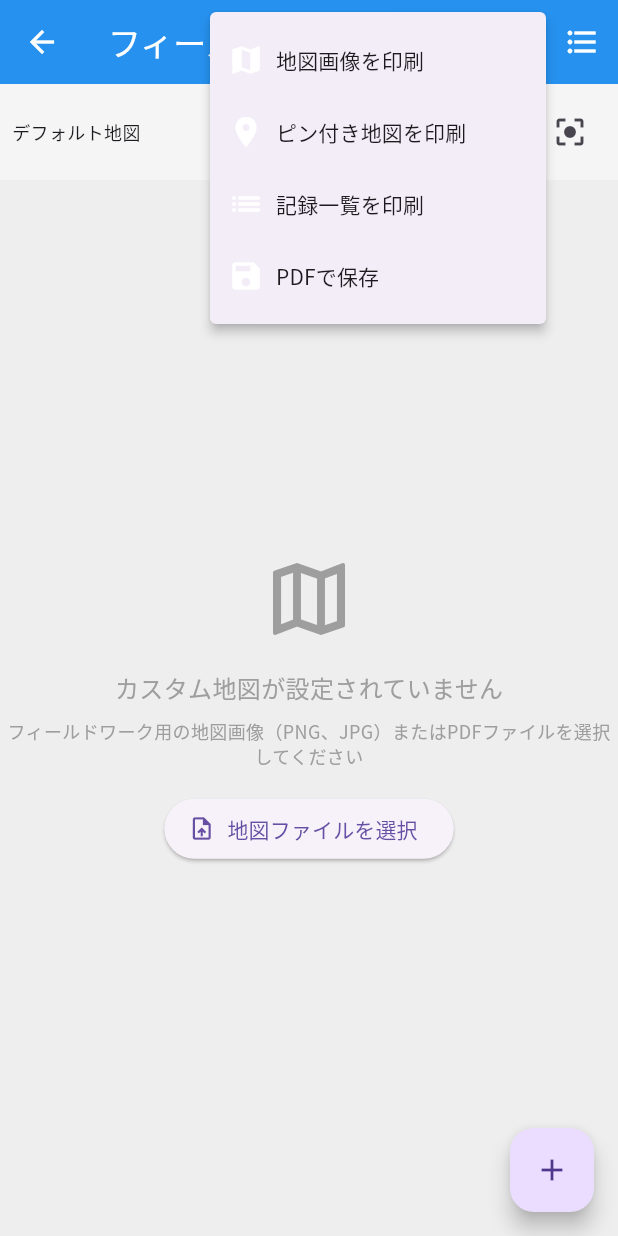
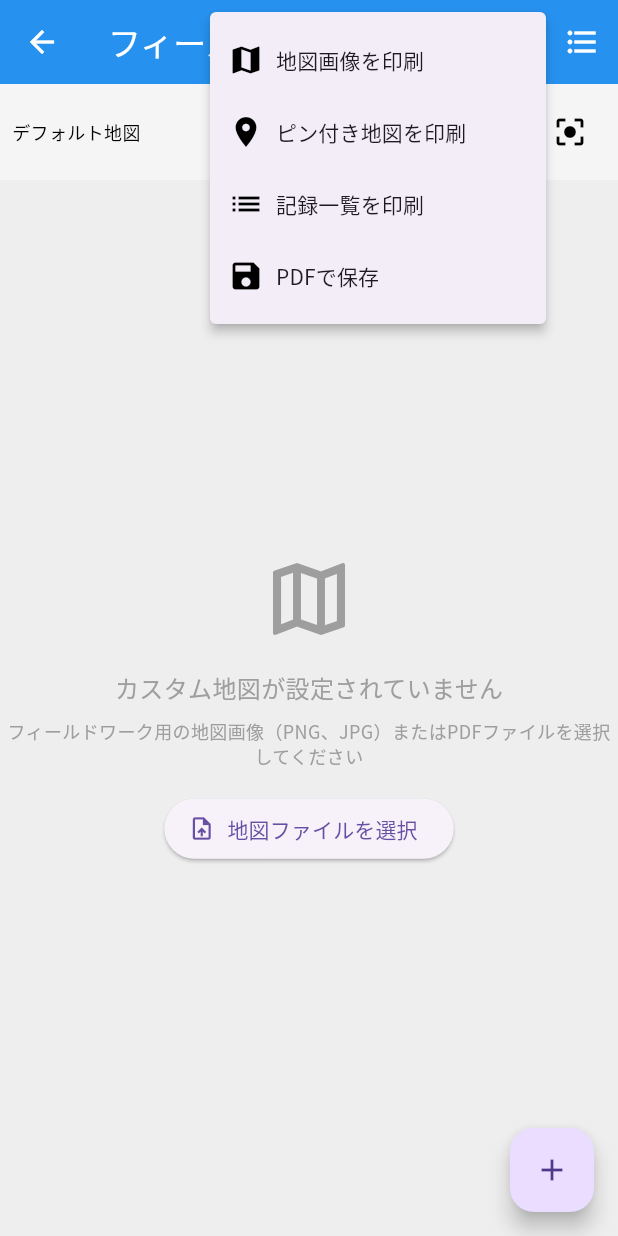
Before and after one commit to akiii2024/location_memo, a Flutter app: the MapScreen screen opened directly, after a tap on the "print" icon, on a phone screen of 412 x 824 dp. Run offline on Flutter 3.47's test engine with Material 3 defaults, Android fonts, the phone set to English and light mode, and no system bars; our stand-ins replace file_picker, google_fonts, google_generative_ai, hive, hive_flutter, image_picker and 7 more; missing offline and left inert: dart:html, dart:js_interop, flutter_sound; accounts and stored records are empty.

Commit message:
地図画面のポップアップメニューアイテムのアイコン色をテーマに応じて変更し、スプラッシュ画面のサブタイトルをバージョン番号から開発者名に更新。カスタムマップウィジェットの色設定をダークモードに対応させ、アイコンの色もテーマに基づいて調整。

```diff
--- a/lib/screens/map_screen.dart
+++ b/lib/screens/map_screen.dart
@@ -176,43 +176,63 @@ class _MapScreenState extends State<MapScreen> {
               }
             },
             itemBuilder: (context) => [
-              const PopupMenuItem(
+              PopupMenuItem(
                 value: 'print_map',
                 child: Row(
                   children: [
-                    Icon(Icons.map),
-                    SizedBox(width: 8),
-                    Text('地図画像を印刷'),
+                    Icon(
+                      Icons.map,
+                      color: Theme.of(context).brightness == Brightness.dark
+                          ? Colors.white
+                          : Colors.black,
+                    ),
+                    const SizedBox(width: 8),
+                    const Text('地図画像を印刷'),
                   ],
                 ),
               ),
-              const PopupMenuItem(
+              PopupMenuItem(
                 value: 'print_map_with_pins',
                 child: Row(
                   children: [
-                    Icon(Icons.location_on),
-                    SizedBox(width: 8),
-                    Text('ピン付き地図を印刷'),
+                    Icon(
+                      Icons.location_on,
+                      color: Theme.of(context).brightness == Brightness.dark
+                          ? Colors.white
+                          : Colors.black,
+                    ),
+                    const SizedBox(width: 8),
+                    const Text('ピン付き地図を印刷'),
                   ],
                 ),
               ),
-              const PopupMenuItem(
+              PopupMenuItem(
                 value: 'print_list',
                 child: Row(
                   children: [
-                    Icon(Icons.list),
-                    SizedBox(width: 8),
-                    Text('記録一覧を印刷'),
+                    Icon(
+                      Icons.list,
+                      color: Theme.of(context).brightness == Brightness.dark
+                          ? Colors.white
+                          : Colors.black,
+                    ),
+                    const SizedBox(width: 8),
+                    const Text('記録一覧を印刷'),
                   ],
                 ),
               ),
-              const PopupMenuItem(
+              PopupMenuItem(
                 value: 'save_pdf',
                 child: Row(
                   children: [
-                    Icon(Icons.save),
-                    SizedBox(width: 8),
-                    Text('PDFで保存'),
+                    Icon(
+                      Icons.save,
+                      color: Theme.of(context).brightness == Brightness.dark
+                          ? Colors.white
+                          : Colors.black,
+                    ),
+                    const SizedBox(width: 8),
+                    const Text('PDFで保存'),
                   ],
                 ),
               ),
--- a/lib/screens/splash_screen.dart
+++ b/lib/screens/splash_screen.dart
@@ -100,25 +100,26 @@ class _SplashScreenState extends State<SplashScreen>
                 ),
               ),
               const SizedBox(height: 10),
+              // バージョン番号
+              Text(
+                AppInfo.version,
+                style: TextStyle(
+                  fontSize: 16,
+                  color: Theme.of(context).textTheme.bodyMedium?.color,
+                ),
+              ),
+              const SizedBox(height: 10),
               // サブタイトル
               Text(
-                '自然をデータに',
+                'Developed by Akihisa Iwata',
                 style: TextStyle(
-                  fontSize: 16,
+                  fontSize: 12,
                   color: Theme.of(context)
                       .textTheme
                       .bodyMedium
                       ?.color
                       ?.withOpacity(0.7),
                   fontFamily: 'NotoSansJP',
-                ),
-              ),
-              const SizedBox(height: 10),
-              Text(
-                AppInfo.version,
-                style: TextStyle(
-                  fontSize: 12,
-                  color: Theme.of(context).textTheme.bodyMedium?.color,
                 ),
               ),
               const SizedBox(height: 50),
--- a/lib/widgets/custom_map_widget.dart
+++ b/lib/widgets/custom_map_widget.dart
@@ -674,12 +674,15 @@ class CustomMapWidgetState extends State<CustomMapWidget> {
 
   @override
   Widget build(BuildContext context) {
+    final theme = Theme.of(context);
+    final isDarkMode = theme.brightness == Brightness.dark;
+
     return Column(
       children: [
         // 地図操作パネル
         Container(
           padding: const EdgeInsets.all(8.0),
-          color: Colors.grey[100],
+          color: isDarkMode ? Colors.grey[800] : Colors.grey[100],
           child: Row(
             children: [
               Expanded(
@@ -687,32 +690,33 @@ class CustomMapWidgetState extends State<CustomMapWidget> {
                   _mapImagePath != null
                       ? 'カスタム地図: ${path.basename(_mapImagePath!)}'
                       : 'デフォルト地図',
-                  style: const TextStyle(fontSize: 12),
+                  style: TextStyle(
+                    fontSize: 12,
+                    color: isDarkMode ? Colors.white : Colors.black,
+                  ),
                 ),
               ),
-              //IconButton(
-              //  icon: const Icon(Icons.upload_file),
-              //  onPressed: _selectMapImage,
-              //  tooltip: '地図ファイルを選択',
-              //),
-              //if (_mapImagePath != null)
-              //  IconButton(
-              //    icon: const Icon(Icons.clear),
-              //    onPressed: _clearMapImage,
-              //    tooltip: '地図をクリア',
-              //  ),
               IconButton(
-                icon: const Icon(Icons.zoom_in),
+                icon: Icon(
+                  Icons.zoom_in,
+                  color: isDarkMode ? Colors.white : Colors.black,
+                ),
                 onPressed: _zoomIn,
                 tooltip: '拡大',
               ),
               IconButton(
-                icon: const Icon(Icons.zoom_out),
+                icon: Icon(
+                  Icons.zoom_out,
+                  color: isDarkMode ? Colors.white : Colors.black,
+                ),
                 onPressed: _zoomOut,
                 tooltip: '縮小',
               ),
               IconButton(
-                icon: const Icon(Icons.center_focus_strong),
+                icon: Icon(
+                  Icons.center_focus_strong,
+                  color: isDarkMode ? Colors.white : Colors.black,
+                ),
                 onPressed: _resetTransform,
                 tooltip: 'リセット',
               ),
```
